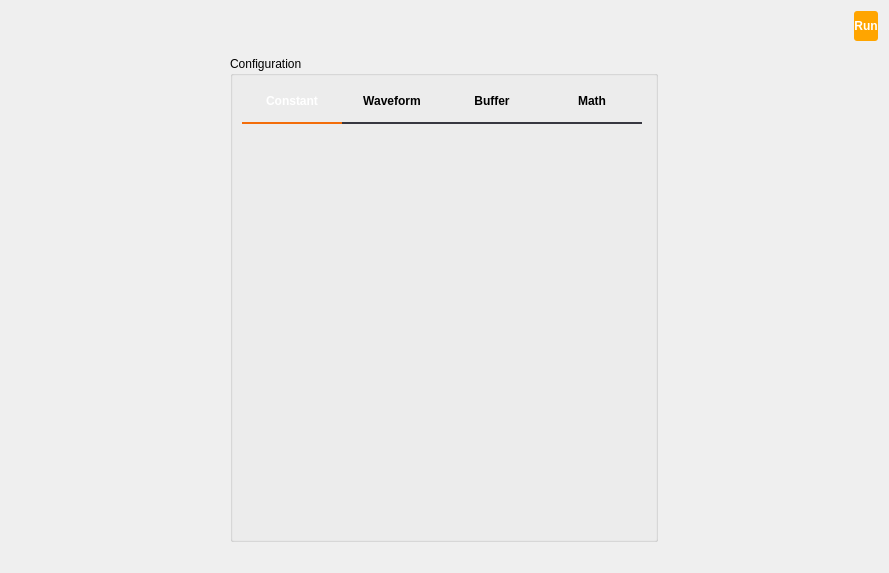
Before: the Qt Designer form ui/signal_generator.ui in analogdevicesinc/scopy, drawn with Qt 5.
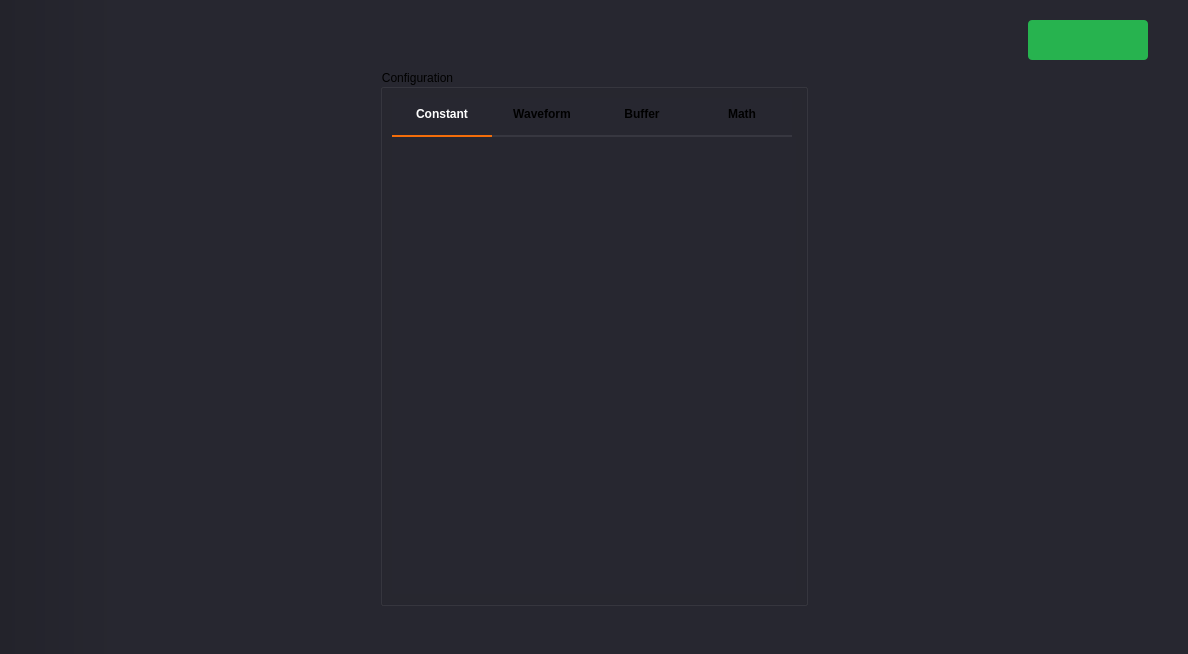
After: the same form once the commit is applied. Icons and pictures are not drawn. Custom widgets are drawn as their Qt base class.

Commit message:
Signal Generator: Update UI
- Add a gradient in the background
- Update Run button to fit the theme
- Fix the font of the channels
- Don't hardcode Run button caption in C++ code

The edit to the form file:
```diff
--- a/ui/signal_generator.ui
+++ b/ui/signal_generator.ui
@@ -6,8 +6,8 @@
    <rect>
     <x>0</x>
     <y>0</y>
-    <width>889</width>
-    <height>573</height>
+    <width>1188</width>
+    <height>654</height>
    </rect>
   </property>
   <property name="sizePolicy">
@@ -49,8 +49,51 @@
 }</string>
   </property>
   <layout class="QVBoxLayout" name="verticalLayout_4">
+   <property name="spacing">
+    <number>0</number>
+   </property>
+   <property name="leftMargin">
+    <number>0</number>
+   </property>
+   <property name="topMargin">
+    <number>0</number>
+   </property>
+   <property name="rightMargin">
+    <number>0</number>
+   </property>
+   <property name="bottomMargin">
+    <number>0</number>
+   </property>
+   <item>
+    <widget class="QWidget" name="mainWidget" native="true">
+     <property name="styleSheet">
+      <string notr="true">QWidget { background-color: none; }
+QWidget#mainWidget { background-color: qlineargradient(spread:pad, x1:0, y1:0, x2:0.1, y2:0, stop:0 rgba(35, 35, 43, 255), stop:1 rgba(39, 39, 48, 255)); }</string>
+     </property>
+     <layout class="QVBoxLayout" name="verticalLayout_2">
+      <property name="spacing">
+       <number>0</number>
+      </property>
+      <property name="leftMargin">
+       <number>0</number>
+      </property>
+      <property name="topMargin">
+       <number>0</number>
+      </property>
+      <property name="rightMargin">
+       <number>0</number>
+      </property>
+      <property name="bottomMargin">
+       <number>0</number>
+      </property>
    <item>
     <layout class="QHBoxLayout" name="horizontalLayout_6">
+        <property name="topMargin">
+         <number>20</number>
+        </property>
+        <property name="rightMargin">
+         <number>40</number>
+        </property>
      <item>
       <spacer name="horizontalSpacer_3">
        <property name="orientation">
@@ -72,30 +115,46 @@
          <verstretch>0</verstretch>
         </sizepolicy>
        </property>
+          <property name="layoutDirection">
+           <enum>Qt::RightToLeft</enum>
+          </property>
        <property name="styleSheet">
         <string notr="true">QPushButton {
-color: white;
-background-color: orange;
-font-family: &quot;monospace&quot;;
-font-weight: bold;
-height: 30px;
-border-width: 0px;
-border-radius: 3px;
-min-width: 6em;
+  width: 80px;
+  height: 40px;
+  border-radius: 4px;
+  background-color: #27b34f;
+  color: white;
+  font-family: &quot;monospace&quot;;
+  font-weight: bold;
+
+  text-align: left;
+  padding-left: 20px;
+  padding-right: 20px;
+  qproperty-text: &quot;Run&quot;;
 }
-QPushButton:disabled {
-background-color: grey;
+
+QPushButton[running=true] {
+  qproperty-text: &quot;Stop&quot;;
 }
+
 QPushButton:checked {
-background-color: #F45000;
+  background-color: #F45000;
+}
+
+QPushButton:disabled {
+  background-color: grey;
 }</string>
        </property>
-       <property name="text">
-        <string>Run</string>
-       </property>
        <property name="icon">
-        <iconset theme="media-playback-start">
-         <normaloff>.</normaloff>.</iconset>
+           <iconset resource="../resources/resources.qrc">
+            <normaloff>:/icons/ico-play.svg</normaloff>:/icons/ico-play.svg</iconset>
+          </property>
+          <property name="iconSize">
+           <size>
+            <width>8</width>
+            <height>10</height>
+           </size>
        </property>
        <property name="checkable">
         <bool>true</bool>
@@ -129,6 +188,11 @@
             <verstretch>0</verstretch>
            </sizepolicy>
           </property>
+             <property name="styleSheet">
+              <string notr="true">QWidget {
+  background-color: rgb(39, 39, 48);
+}</string>
+             </property>
           <property name="title">
            <string>Configuration</string>
           </property>
@@ -425,12 +489,15 @@
        <property name="sizeHint" stdset="0">
         <size>
          <width>40</width>
-         <height>20</height>
+            <height>48</height>
         </size>
        </property>
       </spacer>
      </item>
     </layout>
+      </item>
+     </layout>
+    </widget>
    </item>
   </layout>
   <action name="actionClose">
```
Left out of the diff: 4 changed lines with no effect on the pictures. Lines whose indentation alone changed are shown as unchanged. The commit also changes 2 other files.
